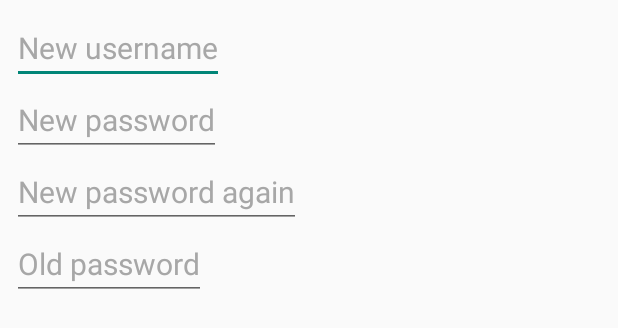
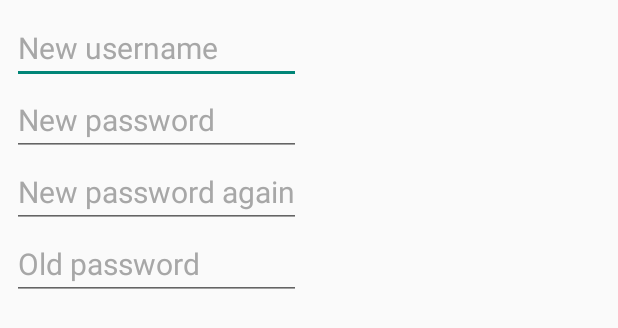
Before and after one commit to RUGSoftEng/2017-Hestia-Client, an Android app: the layout change_credentials_dialog.xml on its own in the app's theme, with its tools: preview values and no code run, on a phone screen of 412 x 824 dp. Shown: the top 328 px of the screen. Run offline under Robolectric (Android 15) with nearby library versions, the phone set to English and light mode, and no system bars; network calls fail.

Commit message:
Changed credential size

```diff
--- a/Hestia/app/src/main/res/layout/change_credentials_dialog.xml
+++ b/Hestia/app/src/main/res/layout/change_credentials_dialog.xml
@@ -7,7 +7,7 @@
     android:padding="8dp">
 
     <EditText
-        android:layout_width = "wrap_content"
+        android:layout_width = "match_parent"
         android:layout_height = "wrap_content"
         android:id = "@+id/newUser"
         android:hint = "@string/newUserHint"
@@ -19,7 +19,7 @@
         />
 
     <EditText
-        android:layout_width="wrap_content"
+        android:layout_width="match_parent"
         android:layout_height="wrap_content"
         android:id="@+id/newPass"
         android:textSize="20sp"
@@ -30,7 +30,7 @@
         />
 
     <EditText
-        android:layout_width="wrap_content"
+        android:layout_width="match_parent"
         android:layout_height="wrap_content"
         android:id="@+id/newPassCheck"
         android:textSize="20sp"
@@ -41,7 +41,7 @@
         />
 
     <EditText
-        android:layout_width="wrap_content"
+        android:layout_width="match_parent"
         android:layout_height="wrap_content"
         android:id="@+id/oldPass"
         android:textSize="20sp"
```
